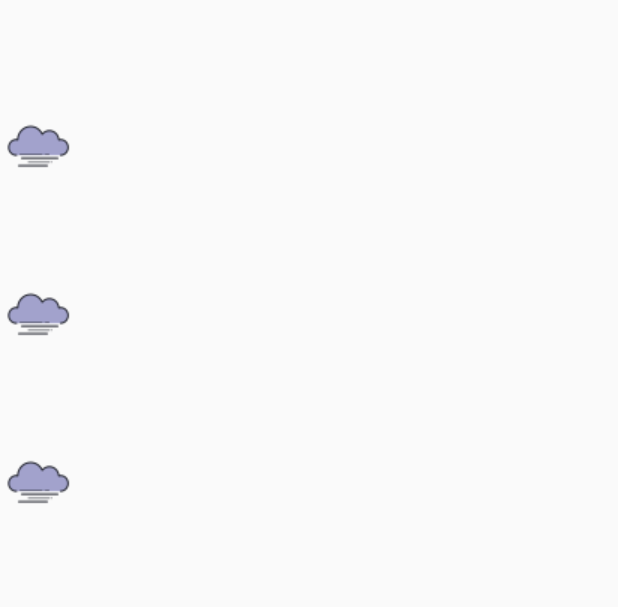
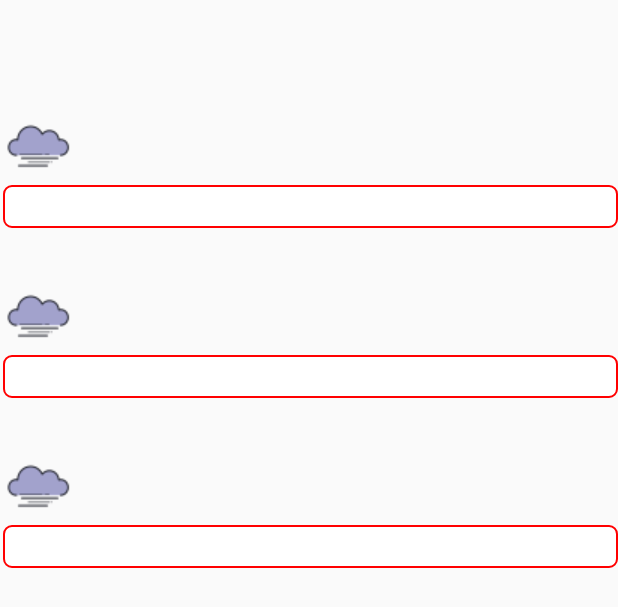
Before and after one commit to kylin0925/weahter, an Android app: the layout pageview_daily_layout.xml on its own in the app's theme, with its tools: preview values and no code run, on a phone screen of 412 x 824 dp. Shown: the top 607 px of the screen. Run offline under Robolectric (Android 15) with nearby library versions, the phone set to English and light mode, and no system bars.

Commit message:
change daily ui layout.

```diff
--- /dev/null
+++ b/app/src/main/res/drawable/rounded_corner.xml
@@ -0,0 +1,16 @@
+<?xml version="1.0" encoding="utf-8"?>
+<shape xmlns:android="http://schemas.android.com/apk/res/android" >
+    <stroke
+        android:width="1dp"
+        android:color="#ff0000" />
+
+    <solid android:color="#ffffff" />
+
+    <padding
+        android:left="1dp"
+        android:right="1dp"
+        android:bottom="1dp"
+        android:top="1dp" />
+
+    <corners android:radius="5dp" />
+</shape>
--- a/app/src/main/res/layout/pageview_daily_layout.xml
+++ b/app/src/main/res/layout/pageview_daily_layout.xml
@@ -39,6 +39,7 @@
         android:layout_alignParentStart="true"
         android:layout_below="@+id/ivWeather1"
         android:layout_marginLeft="2dp"
+        android:background="@drawable/rounded_corner"
         android:text=""
         android:textSize="20dp" />
 
@@ -68,6 +69,7 @@
         android:layout_alignParentStart="true"
         android:layout_below="@+id/ivWeather2"
         android:layout_marginLeft="2dp"
+        android:background="@drawable/rounded_corner"
         android:text=""
         android:textSize="20dp" />
 
@@ -96,6 +98,7 @@
         android:layout_alignParentStart="true"
         android:layout_below="@+id/ivWeather3"
         android:layout_marginLeft="2dp"
+        android:background="@drawable/rounded_corner"
         android:text=""
         android:textSize="20dp" />
 
```
Also changed, not shown: 1 other file.
